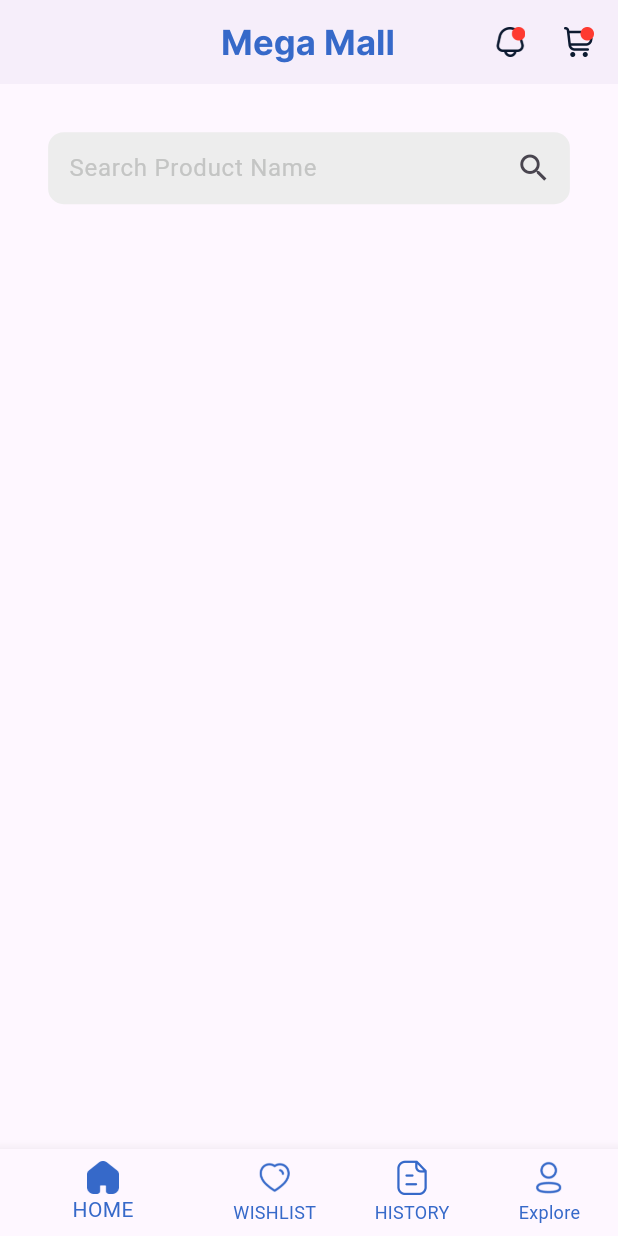
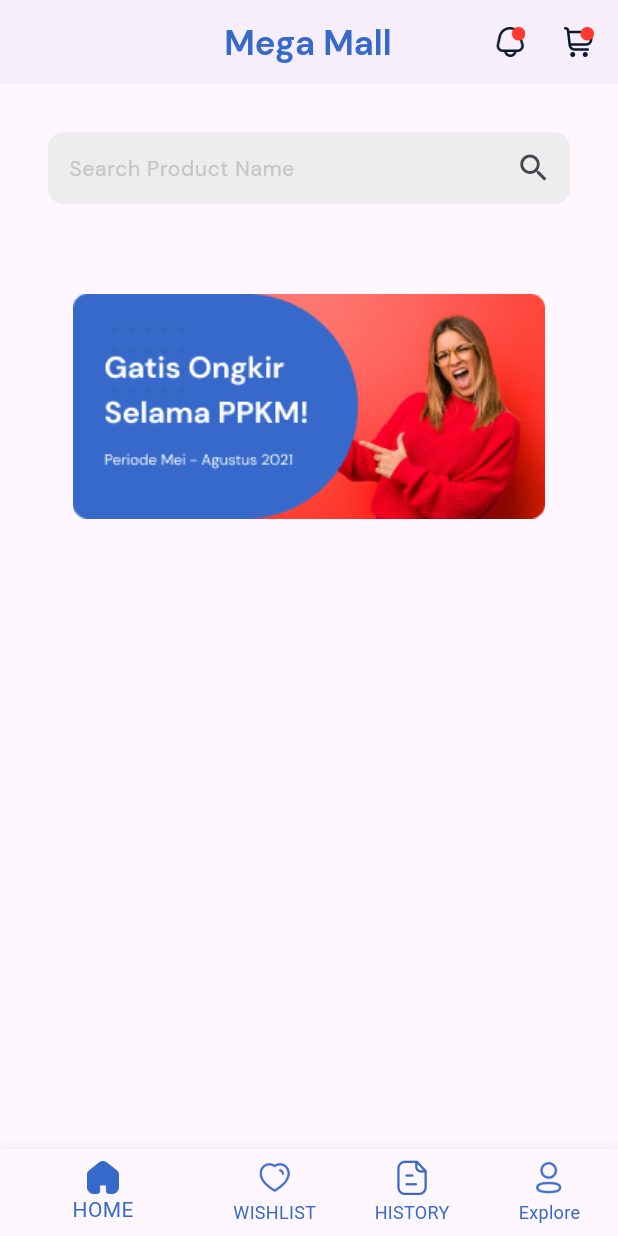
Before and after one commit to SheralDsouza57/mega_mall, a Flutter app: the screen it shows after launch, on a phone screen of 412 x 824 dp. Run offline on Flutter 3.47's test engine with Material 3 defaults, Android fonts, the phone set to English and light mode, and no system bars; drawn by our look-alikes of carousel_slider; our stand-ins replace flutter_screenutil.

Commit message:
carousel_slider to display the banner images scrolling infinitely created a home_model and home_data to store the mock data.

```diff
--- /dev/null
+++ b/lib/data/datasources/home_data.dart
@@ -0,0 +1,29 @@
+import 'package:mega_mall/data/models/home_model.dart';
+import 'package:mega_mall/resources/app_icons.dart';
+import 'package:mega_mall/resources/app_images.dart';
+
+final HomeModel homeData = HomeModel(banners: [
+  AppImages.banner1,
+  AppImages.banner2,
+  AppImages.banner3,
+  AppImages.banner4,
+  AppImages.banner5
+], categories: [
+  AppIcons.foods,
+  AppIcons.gift,
+  AppIcons.fashion,
+  AppIcons.gadget,
+  AppIcons.foods,
+  AppIcons.gift
+], products: [
+  AppImages.product1,
+  AppImages.product2,
+  AppImages.product3,
+  AppImages.product4,
+  AppImages.product5,
+  AppImages.product6,
+  AppImages.product7,
+  AppImages.product8,
+  AppImages.product9,
+  AppImages.product10
+]);
--- /dev/null
+++ b/lib/data/models/home_model.dart
@@ -0,0 +1,13 @@
+import 'package:flutter/material.dart';
+
+class HomeModel {
+  final List<String> banners;
+  final List<String> categories;
+  final List<String> products;
+
+  HomeModel({
+    required this.banners,
+    required this.categories,
+    required this.products,
+  });
+}
--- a/lib/presentation/screens/dashboard.dart
+++ b/lib/presentation/screens/dashboard.dart
@@ -1,6 +1,6 @@
 import 'package:flutter/material.dart';
-import 'package:mega_mall/Resources/app_colors.dart';
-import 'package:mega_mall/Resources/app_icons.dart';
+import 'package:mega_mall/resources/app_colors.dart';
+import 'package:mega_mall/resources/app_icons.dart';
 import 'package:mega_mall/presentation/screens/home.dart';
 
 class Dashboard extends StatefulWidget {
--- a/lib/presentation/screens/home.dart
+++ b/lib/presentation/screens/home.dart
@@ -1,13 +1,28 @@
+import 'package:carousel_slider/carousel_slider.dart';
 import 'package:flutter/material.dart';
 import 'package:flutter_screenutil/flutter_screenutil.dart';
-import 'package:mega_mall/Resources/app_colors.dart';
-import 'package:mega_mall/Resources/app_icons.dart';
-import 'package:mega_mall/Resources/app_images.dart';
+import 'package:mega_mall/data/datasources/home_data.dart';
+import 'package:mega_mall/resources/app_colors.dart';
+import 'package:mega_mall/resources/app_fonts.dart';
+import 'package:mega_mall/resources/app_icons.dart';
+import 'package:mega_mall/resources/app_images.dart';
 import 'package:mega_mall/presentation/widgets/text_widget.dart';
 
-class Home extends StatelessWidget {
+class Home extends StatefulWidget {
   const Home({super.key});
 
+  @override
+  State<Home> createState() => _HomeState();
+}
+
+class _HomeState extends State<Home> {
+  final List<Widget> _banners = [
+    Image.asset(AppImages.banner1),
+    Image.asset(AppImages.banner2),
+    Image.asset(AppImages.banner3),
+    Image.asset(AppImages.banner4),
+    Image.asset(AppImages.banner5),
+  ];
   @override
   Widget build(BuildContext context) {
     return Scaffold(
@@ -43,7 +58,10 @@ class Home extends StatelessWidget {
             TextField(
               decoration: InputDecoration(
                 hintText: 'Search Product Name',
-                hintStyle: const TextStyle(color: AppColors.lightGrey),
+                hintStyle: const TextStyle(
+                    color: AppColors.lightGrey,
+                    fontFamily: AppFonts.dmSans,
+                    fontSize: 14),
                 suffixIcon: const Icon(Icons.search),
                 border: OutlineInputBorder(
                   borderRadius: BorderRadius.circular(8.r),
@@ -54,6 +72,24 @@ class Home extends StatelessWidget {
                 contentPadding: const EdgeInsets.symmetric(horizontal: 10),
               ),
             ),
+            SizedBox(height: 30.h),
+            CarouselSlider(
+              items: [
+                for (int i = 0; i < homeData.banners.length; i++)
+                  Image.asset(homeData.banners[i]),
+              ],
+              options: CarouselOptions(
+                height: 150.h,
+                autoPlay: true,
+                autoPlayInterval: const Duration(seconds: 4),
+                autoPlayAnimationDuration: const Duration(seconds: 3),
+                autoPlayCurve: Curves.linear,
+                enlargeCenterPage: false,
+                viewportFraction: 1.0,
+                enableInfiniteScroll: true,
+                scrollDirection: Axis.horizontal,
+              ),
+            ),
           ],
         ),
       ),
--- a/lib/presentation/widgets/text_widget.dart
+++ b/lib/presentation/widgets/text_widget.dart
@@ -1,5 +1,5 @@
 import 'package:flutter/material.dart';
-import 'package:mega_mall/Resources/app_fonts.dart';
+import 'package:mega_mall/resources/app_fonts.dart';
 
 class TextWidget extends StatelessWidget {
   const TextWidget({
@@ -29,7 +29,7 @@ class TextWidget extends StatelessWidget {
       style: TextStyle(
         overflow: TextOverflow.ellipsis,
         color: color,
-        fontFamily: AppFonts.inter,
+        fontFamily: AppFonts.dmSans,
         fontSize: fontsize,
         fontWeight: fontweight,
         decoration: underline,
--- a/pubspec.yaml
+++ b/pubspec.yaml
@@ -36,7 +36,7 @@ dependencies:
   # Use with the CupertinoIcons class for iOS style icons.
   cupertino_icons: ^1.0.6
   flutter_screenutil: ^5.9.3
-  smooth_page_indicator: ^1.2.0+3
+  carousel_slider: ^5.0.0
 
 dev_dependencies:
   flutter_test:
```
Also changed, not shown: pubspec.lock.
